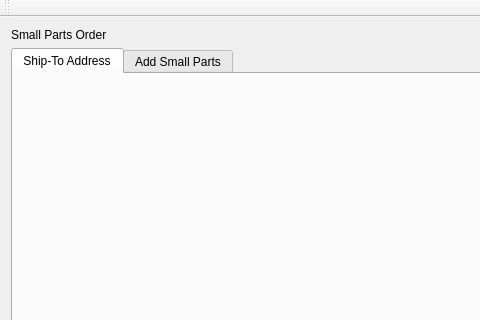
First picture: the form in View/mainview.ui, repository topherMcDonald/SPO, before the edit; both pictures show x 0 to 480 and y 0 to 320 of the 900 by 800 pixel window.
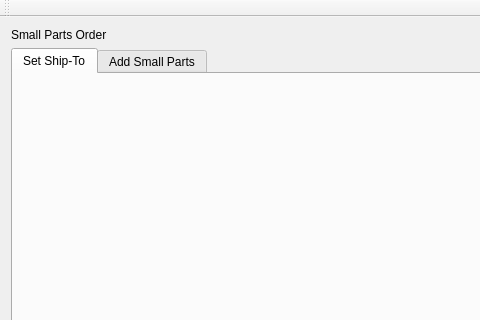
Second picture: the form after the edit. The open tabs and pages were chosen to show the change. Icons and pictures are not drawn.

Commit message: added setup tab UI

```diff
--- a/View/mainview.ui
+++ b/View/mainview.ui
@@ -33,7 +33,7 @@
       </property>
       <widget class="QWidget" name="tabShipToAddress">
        <attribute name="title">
-        <string>Ship-To Address</string>
+        <string>Set Ship-To</string>
        </attribute>
       </widget>
       <widget class="QWidget" name="tabAddSmallParts">
```
Left out of the diff: 7 changed lines with no effect on the pictures. The commit also changes 6 other files.
